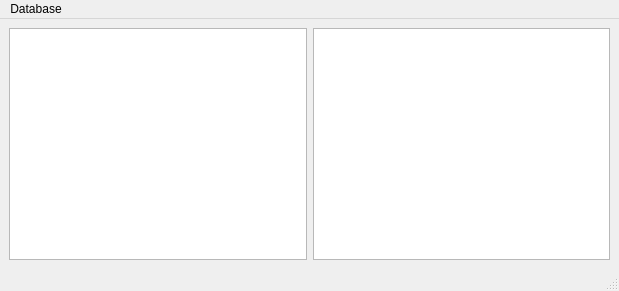
First picture: the form in dbmainwindow.ui, repository Zakhrov/WebPhonon, before the edit.
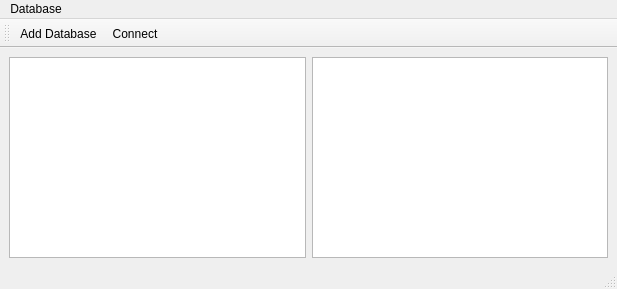
Second picture: the form after the edit. Icons and pictures are not drawn.

Commit message: add close command when database is added

```diff
--- a/dbmainwindow.ui
+++ b/dbmainwindow.ui
@@ -6,8 +6,8 @@
    <rect>
     <x>0</x>
     <y>0</y>
-    <width>619</width>
-    <height>291</height>
+    <width>617</width>
+    <height>289</height>
    </rect>
   </property>
   <property name="windowTitle">
@@ -17,12 +17,12 @@
    <layout class="QGridLayout" name="gridLayout">
     <item row="0" column="0">
      <layout class="QHBoxLayout" name="horizontalLayout">
-      <item>
-       <widget class="QListWidget" name="listWidget"/>
-      </item>
       <item>
        <widget class="QTableWidget" name="tableWidget"/>
       </item>
+      <item>
+       <widget class="QListWidget" name="listWidget"/>
+      </item>
      </layout>
     </item>
    </layout>
@@ -32,7 +32,7 @@
     <rect>
      <x>0</x>
      <y>0</y>
-     <width>619</width>
+     <width>617</width>
      <height>22</height>
     </rect>
    </property>
@@ -46,6 +46,19 @@
    <addaction name="menuDatabase"/>
   </widget>
   <widget class="QStatusBar" name="statusbar"/>
+  <widget class="QToolBar" name="toolBar">
+   <property name="windowTitle">
+    <string>toolBar</string>
+   </property>
+   <attribute name="toolBarArea">
+    <enum>TopToolBarArea</enum>
+   </attribute>
+   <attribute name="toolBarBreak">
+    <bool>false</bool>
+   </attribute>
+   <addaction name="actionAdd_Database"/>
+   <addaction name="actionConnect"/>
+  </widget>
   <action name="actionConnect">
    <property name="text">
     <string>Connect</string>
```
Left out of the diff: 10 changed lines with no effect on the pictures. The commit also changes 2 other files.
